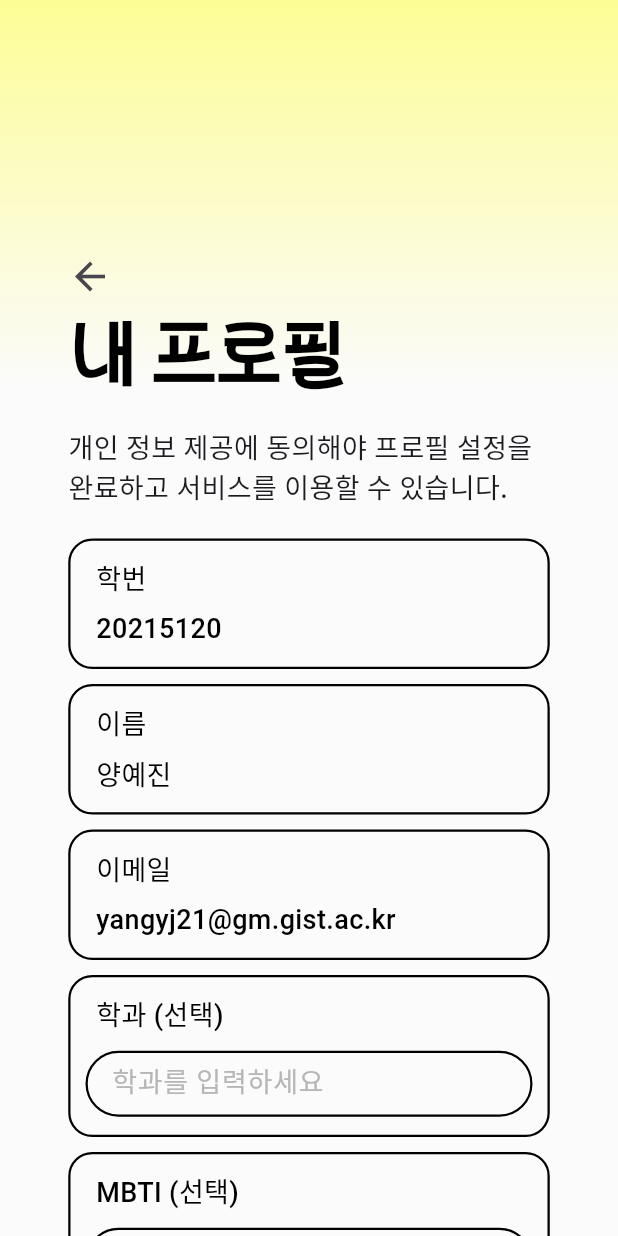
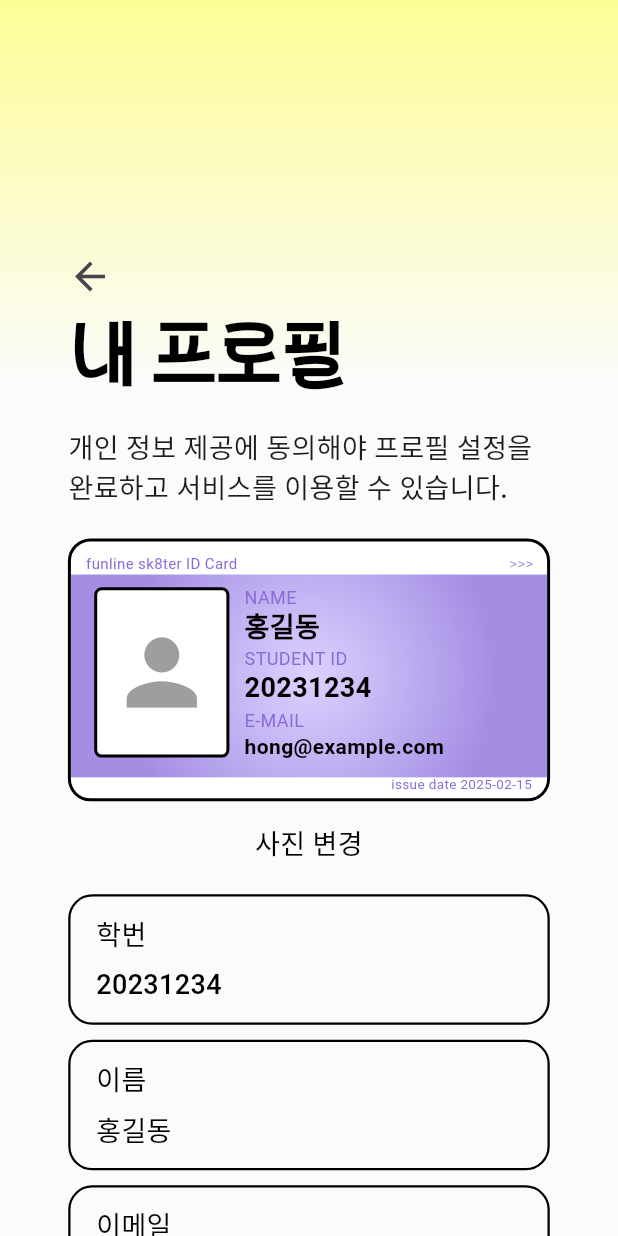
Before and after one commit to Yejin-02/bbun-finder-fe, a Flutter app: the screen it shows after launch, after a tap on "로그인 하러 가기", on a phone screen of 412 x 824 dp. Run offline on Flutter 3.47's test engine with Material 3 defaults, Android fonts, the phone set to English and light mode, and no system bars; our stand-ins replace auto_route; Roboto replaces fonts that are missing (Pretendard).

Commit message:
feat: add bbun card & bbun delete

```diff
--- a/lib/presentation/pages/profile_edit_page.dart
+++ b/lib/presentation/pages/profile_edit_page.dart
@@ -1,5 +1,7 @@
 import 'package:auto_route/auto_route.dart';
+import 'package:bbun/presentation/widgets/bbun_card.dart';
 import 'package:bbun/presentation/widgets/bbun_checkbox.dart';
+import 'package:bbun/presentation/widgets/bbun_delete.dart';
 import 'package:bbun/presentation/widgets/bbun_displayfield.dart';
 import 'package:bbun/presentation/widgets/bbun_inputfield.dart';
 import 'package:bbun/presentation/widgets/bbun_pressable.dart';
@@ -20,6 +22,17 @@ class _ProfileEditPageState extends State<ProfileEditPage> {
   final TextEditingController departmentController = TextEditingController();
   final TextEditingController mbtiController = TextEditingController();
   final TextEditingController instagramController = TextEditingController();
+
+  // dummy
+  final String dummyName = "홍길동";
+  final String dummyStudentId = "20231234";
+  final String dummyEmail = "hong@example.com";
+  final String dummyIssueDate = "2025-02-15";
+  final bool dummyIsBbunReg = true;
+  ImageProvider? dummyProfileImage;
+  String? dummyDepart;
+  String? dummyMBTI;
+  String? dummyIGID;
 
   @override
   void dispose() {
@@ -81,6 +94,8 @@ class _ProfileEditPageState extends State<ProfileEditPage> {
                               iconSize: 30,
                               onPressed: () {
                                 //TODO: 뒤로가기 클릭 시 디테일 화면으로 연결
+                                context.pushRoute(
+                                    OnboardingRoute()); // TODO: 삭제필(온보딩 화면 이동)
                                 print("뒤로가기 클릭");
                               },
                             ),
@@ -116,25 +131,59 @@ class _ProfileEditPageState extends State<ProfileEditPage> {
                 ),
                 const SizedBox(height: 20),
 
+                // 뻔카드
+                BbunCard(
+                  name: dummyName,
+                  studentId: dummyStudentId,
+                  email: dummyEmail,
+                  issueDate: dummyIssueDate,
+                  profileImage: dummyProfileImage,
+                ),
+                const SizedBox(height: 15),
+
+                SizedBox(
+                  width: 321,
+                  child: Row(
+                    mainAxisSize: MainAxisSize.min,
+                    mainAxisAlignment: MainAxisAlignment.spaceBetween,
+                    crossAxisAlignment: CrossAxisAlignment.center,
+                    children: [
+                      Expanded(
+                        child: Text(
+                          '사진 변경',
+                          textAlign: TextAlign.center,
+                          style: TextStyle(
+                            color: Colors.black,
+                            fontSize: 18,
+                            fontFamily: 'Pretendard',
+                            fontWeight: FontWeight.w500,
+                          ),
+                        ),
+                      ),
+                    ],
+                  ),
+                ),
+                const SizedBox(height: 20),
+
                 // 학번 (변경 불가)
-                BbunDisplayField(labelText: '학번', displayText: '20215120'),
+                BbunDisplayField(labelText: '학번', displayText: dummyStudentId),
                 const SizedBox(height: 10),
 
                 // 이름 (변경 불가)
-                BbunDisplayField(labelText: '이름', displayText: '양예진'),
+                BbunDisplayField(labelText: '이름', displayText: dummyName),
                 const SizedBox(height: 10),
 
                 // 이메일 (변경 불가)
                 BbunDisplayField(
                   labelText: '이메일',
-                  displayText: 'yangyj21@gm.gist.ac.kr',
+                  displayText: dummyStudentId,
                 ),
                 const SizedBox(height: 10),
 
                 // 학과 (변경 가능)
                 BbunInputfield(
                   labelText: '학과 (선택)',
-                  hintText: '학과를 입력하세요',
+                  hintText: (dummyDepart != null) ? dummyDepart! : '학과를 입력하세요',
                   controller: departmentController,
                 ),
                 const SizedBox(height: 10),
@@ -142,7 +191,7 @@ class _ProfileEditPageState extends State<ProfileEditPage> {
                 // MBTI (변경 가능)
                 BbunInputfield(
                   labelText: 'MBTI (선택)',
-                  hintText: 'MBTI를 입력하세요',
+                  hintText: (dummyMBTI != null) ? dummyMBTI! : 'MBTI를 입력하세요',
                   controller: mbtiController,
                 ),
                 const SizedBox(height: 10),
@@ -150,7 +199,8 @@ class _ProfileEditPageState extends State<ProfileEditPage> {
                 // 인스타그램 아이디 (변경 가능)
                 BbunInputfield(
                   labelText: '인스타그램 아이디 (선택)',
-                  hintText: '인스타그램 아이디를 입력하세요',
+                  hintText:
+                      (dummyIGID != null) ? dummyIGID! : '인스타그램 아이디를 입력하세요',
                   controller: instagramController,
                 ),
                 const SizedBox(height: 20),
@@ -166,6 +216,10 @@ class _ProfileEditPageState extends State<ProfileEditPage> {
                 ),
                 const SizedBox(height: 20),
 
+                // 탈퇴 박스
+                BbunDelete(),
+                const SizedBox(height: 20),
+
                 // 제출 버튼
                 SizedBox(
                   width: 317,
@@ -175,25 +229,28 @@ class _ProfileEditPageState extends State<ProfileEditPage> {
                       print("제출 버튼 클릭됨");
                     },
                     decoration: BoxDecoration(
-                      color: isChecked ? Color(0xFFFFE24A) : Color(0xFFE2E2E2),
+                      color: !isChecked & !dummyIsBbunReg
+                          ? Color(0xFFE2E2E2)
+                          : Color(0xFFFFE24A),
                       borderRadius: BorderRadius.circular(38),
-                      border: isChecked
+                      border: !isChecked & !dummyIsBbunReg
                           ? Border.all(
+                              color: Colors.transparent, // 기본 상태에서는 테두리 없음
+                            )
+                          : Border.all(
                               color: Colors.black,
                               width: 1.5,
-                            )
-                          : Border.all(
-                              color: Colors.transparent, // 기본 상태에서는 테두리 없음
                             ),
                     ),
                     child: Padding(
                       padding: const EdgeInsets.all(16.0),
                       child: Center(
                         child: Text(
-                          "제출",
+                          dummyIsBbunReg ? "수정" : "제출",
                           style: TextStyle(
-                              color:
-                                  isChecked ? Colors.black : Color(0xFFB6B6B6),
+                              color: !isChecked & !dummyIsBbunReg
+                                  ? Color(0xFFB6B6B6)
+                                  : Colors.black,
                               fontSize: 18,
                               fontWeight: FontWeight.w600),
                         ),
--- /dev/null
+++ b/lib/presentation/widgets/bbun_card.dart
@@ -0,0 +1,215 @@
+import 'package:flutter/material.dart';
+
+class BbunCard extends StatelessWidget {
+  final String name;
+  final String studentId;
+  final String email;
+  final String issueDate;
+  final ImageProvider? profileImage;
+
+  const BbunCard({
+    super.key,
+    required this.name,
+    required this.studentId,
+    required this.email,
+    required this.issueDate,
+    this.profileImage,
+  });
+
+  @override
+  Widget build(BuildContext context) {
+    final screenWidth = MediaQuery.of(context).size.width;
+    final scale = screenWidth / 411.42;
+
+    return Container(
+      width: 321 * scale,
+      height: 175 * scale,
+      decoration: BoxDecoration(
+        color: Colors.white,
+        borderRadius: BorderRadius.circular(15 * scale),
+        border: Border.all(
+          color: Colors.black,
+          width: 2 * scale,
+        ),
+      ),
+      child: Column(
+        children: [
+          SizedBox(
+            height: 9 * scale,
+          ),
+          Row(
+            children: [
+              SizedBox(
+                width: 10 * scale,
+              ),
+              Text(
+                "funline sk8ter ID Card",
+                style: TextStyle(
+                  fontSize: 10 * scale,
+                  color: Color(0xFF886CD6),
+                  fontWeight: FontWeight.w400,
+                  height: 1.1,
+                ),
+              ),
+              Spacer(),
+              Text(
+                ">>>",
+                style: TextStyle(
+                  fontSize: 10 * scale,
+                  color: Color(0xFF886CD6),
+                  fontWeight: FontWeight.w300,
+                  height: 1.1,
+                ),
+              ),
+              SizedBox(
+                width: 9 * scale,
+              ),
+            ],
+          ),
+          SizedBox(
+            height: 2 * scale,
+          ),
+          Expanded(
+            child: Container(
+              decoration: BoxDecoration(
+                gradient: RadialGradient(
+                  colors: [
+                    Color(0xFFDDD1FF),
+                    Color(0xFFA48EE4),
+                  ],
+                  radius: 0.92,
+                ),
+              ),
+              padding: EdgeInsets.symmetric(
+                horizontal: 15.5 * scale,
+                vertical: 8.5 * scale,
+              ),
+              child: Row(
+                crossAxisAlignment: CrossAxisAlignment.start,
+                children: [
+                  Container(
+                    width: 90 * scale,
+                    height: 113.39 * scale,
+                    decoration: BoxDecoration(
+                      color: Colors.white,
+                      borderRadius: BorderRadius.circular(5 * scale),
+                      border: Border.all(
+                        color: Colors.black,
+                        width: 2 * scale,
+                      ),
+                      image: profileImage != null
+                          ? DecorationImage(
+                              image: profileImage!, fit: BoxFit.cover)
+                          : null,
+                    ),
+                    child: profileImage == null
+                        ? Icon(Icons.person,
+                            size: 70 * scale, color: Colors.grey)
+                        : null,
+                  ),
+                  SizedBox(
+                    width: 10 * scale,
+                  ),
+                  Column(
+                    crossAxisAlignment: CrossAxisAlignment.start,
+                    children: [
+                      Text(
+                        "NAME",
+                        style: TextStyle(
+                          fontSize: 12 * scale,
+                          color: Color(0xFF886CD6),
+                          fontWeight: FontWeight.w400,
+                          height: 1.1,
+                        ),
+                      ),
+                      SizedBox(
+                        height: 3 * scale,
+                      ),
+                      Text(
+                        name,
+                        style: TextStyle(
+                          fontSize: 18 * scale,
+                          color: Colors.black,
+                          fontWeight: FontWeight.w600,
+                          height: 1.1,
+                        ),
+                      ),
+                      SizedBox(
+                        height: 5 * scale,
+                      ),
+                      Text(
+                        "STUDENT ID",
+                        style: TextStyle(
+                          fontSize: 12 * scale,
+                          color: Color(0xFF886CD6),
+                          fontWeight: FontWeight.w400,
+                          height: 1.1,
+                        ),
+                      ),
+                      SizedBox(
+                        height: 3 * scale,
+                      ),
+                      Text(
+                        studentId,
+                        style: TextStyle(
+                          fontSize: 18 * scale,
+                          color: Colors.black,
+                          fontWeight: FontWeight.w600,
+                          height: 1.1,
+                        ),
+                      ),
+                      SizedBox(
+                        height: 5 * scale,
+                      ),
+                      Text(
+                        "E-MAIL",
+                        style: TextStyle(
+                          fontSize: 12 * scale,
+                          color: Color(0xFF886CD6),
+                          fontWeight: FontWeight.w400,
+                          height: 1.1,
+                        ),
+                      ),
+                      SizedBox(
+                        height: 3 * scale,
+                      ),
+                      Text(
+                        email,
+                        style: TextStyle(
+                          fontSize: 14 * scale,
+                          color: Colors.black,
+                          fontWeight: FontWeight.w600,
+                          height: 1.1,
+                        ),
+                      ),
+                    ],
+                  ),
+                ],
+              ),
+            ),
+          ),
+          Row(
+            children: [
+              Spacer(),
+              Text(
+                "issue date $issueDate",
+                style: TextStyle(
+                  fontSize: 9 * scale,
+                  color: Color(0xFF886CD6),
+                  fontWeight: FontWeight.w400,
+                  height: 1.1,
+                ),
+              ),
+              SizedBox(
+                width: 10 * scale,
+              ),
+            ],
+          ),
+          SizedBox(
+            height: 4 * scale,
+          ),
+        ],
+      ),
+    );
+  }
+}
--- /dev/null
+++ b/lib/presentation/widgets/bbun_delete.dart
@@ -0,0 +1,96 @@
+import 'package:flutter/material.dart';
+
+class BbunDelete extends StatelessWidget {
+  const BbunDelete({super.key});
+
+  @override
+  Widget build(BuildContext context) {
+    return Container(
+      width: 321,
+      padding: const EdgeInsets.symmetric(horizontal: 10, vertical: 12),
+      decoration: ShapeDecoration(
+        shape: RoundedRectangleBorder(
+          side: BorderSide(width: 1.50),
+          borderRadius: BorderRadius.circular(16),
+        ),
+      ),
+      child: Column(
+        mainAxisSize: MainAxisSize.min,
+        mainAxisAlignment: MainAxisAlignment.center,
+        crossAxisAlignment: CrossAxisAlignment.center,
+        children: [
+          Container(
+            width: double.infinity,
+            height: 68,
+            padding: const EdgeInsets.symmetric(horizontal: 7),
+            child: Column(
+              mainAxisSize: MainAxisSize.min,
+              mainAxisAlignment: MainAxisAlignment.center,
+              crossAxisAlignment: CrossAxisAlignment.start,
+              children: [
+                Text.rich(
+                  TextSpan(
+                    children: [
+                      TextSpan(
+                        text: '회원 탈퇴\n',
+                        style: TextStyle(
+                          color: Colors.black,
+                          fontSize: 18,
+                          fontFamily: 'Pretendard',
+                          fontWeight: FontWeight.w500,
+                        ),
+                      ),
+                      TextSpan(
+                        text: '개인 정보 동의를 철회하려면 회원 탈퇴가 필요합니다.이 행위는 되돌릴 수 없습니다.',
+                        style: TextStyle(
+                          color: Colors.black,
+                          fontSize: 14,
+                          fontFamily: 'Pretendard',
+                          fontWeight: FontWeight.w500,
+                        ),
+                      ),
+                    ],
+                  ),
+                ),
+              ],
+            ),
+          ),
+          const SizedBox(height: 14),
+          Container(
+            height: 25,
+            padding: const EdgeInsets.only(left: 8, right: 8, bottom: 7),
+            child: Row(
+              mainAxisAlignment: MainAxisAlignment.start,
+              crossAxisAlignment: CrossAxisAlignment.center,
+              children: [
+                SizedBox(
+                  width: 18,
+                  height: 18,
+                  child: Column(
+                    mainAxisSize: MainAxisSize.min,
+                    mainAxisAlignment: MainAxisAlignment.center,
+                    crossAxisAlignment: CrossAxisAlignment.center,
+                    children: [
+                      // assets/svg/delete.svg를 width 18 height 18로 보여주고 싶은 곳
+                    ],
+                  ),
+                ),
+                const SizedBox(width: 10),
+                Text(
+                  '탈퇴하기',
+                  style: TextStyle(
+                    color: Color(0xFFF10000),
+                    fontSize: 18,
+                    fontFamily: 'Pretendard',
+                    fontWeight: FontWeight.w500,
+                    height: 1,
+                  ),
+                ),
+              ],
+            ),
+          ),
+        ],
+      ),
+    );
+  }
+}
```
